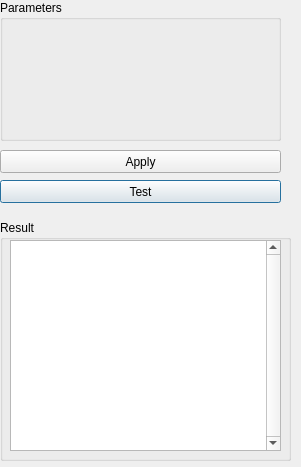
The window that source/Goldenberry/widgets/Optimization/GbTildaWidget.ui (narg95/goldenberry) describes before a commit, drawn with Qt 5.
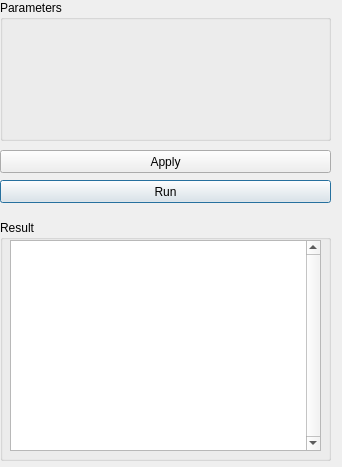
The same window after the commit.

Commit message: widgets caption changed.  Test to Run

```diff
--- a/source/Goldenberry/widgets/Optimization/GbTildaWidget.ui
+++ b/source/Goldenberry/widgets/Optimization/GbTildaWidget.ui
@@ -10,7 +10,7 @@
    <rect>
     <x>0</x>
     <y>0</y>
-    <width>301</width>
+    <width>342</width>
     <height>467</height>
    </rect>
   </property>
@@ -22,7 +22,7 @@
     <rect>
      <x>0</x>
      <y>0</y>
-     <width>281</width>
+     <width>331</width>
      <height>141</height>
     </rect>
    </property>
@@ -41,7 +41,7 @@
     <rect>
      <x>0</x>
      <y>220</y>
-     <width>291</width>
+     <width>331</width>
      <height>241</height>
     </rect>
    </property>
@@ -53,7 +53,7 @@
      <rect>
       <x>10</x>
       <y>20</y>
-      <width>271</width>
+      <width>311</width>
       <height>211</height>
      </rect>
     </property>
@@ -67,12 +67,12 @@
     <rect>
      <x>0</x>
      <y>180</y>
-     <width>281</width>
+     <width>331</width>
      <height>23</height>
     </rect>
    </property>
    <property name="text">
-    <string>Test</string>
+    <string>Run</string>
    </property>
   </widget>
   <widget class="QPushButton" name="applyButton">
@@ -80,7 +80,7 @@
     <rect>
      <x>0</x>
      <y>150</y>
-     <width>281</width>
+     <width>331</width>
      <height>23</height>
     </rect>
    </property>
```
The commit also changes 16 other files.
